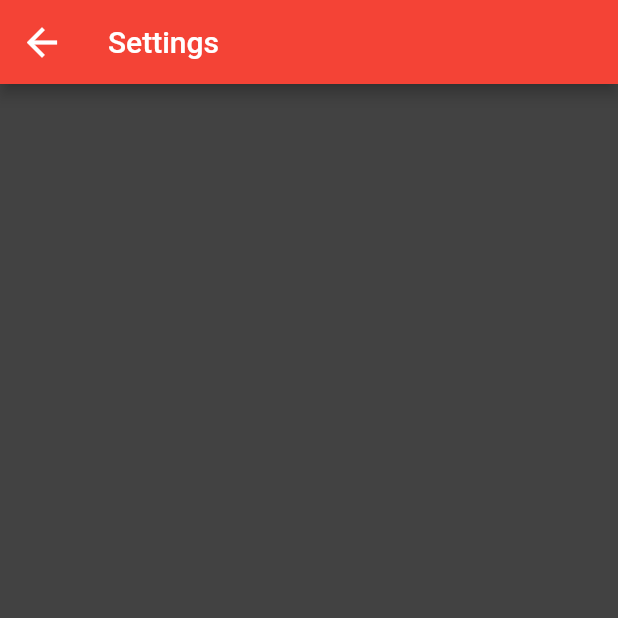
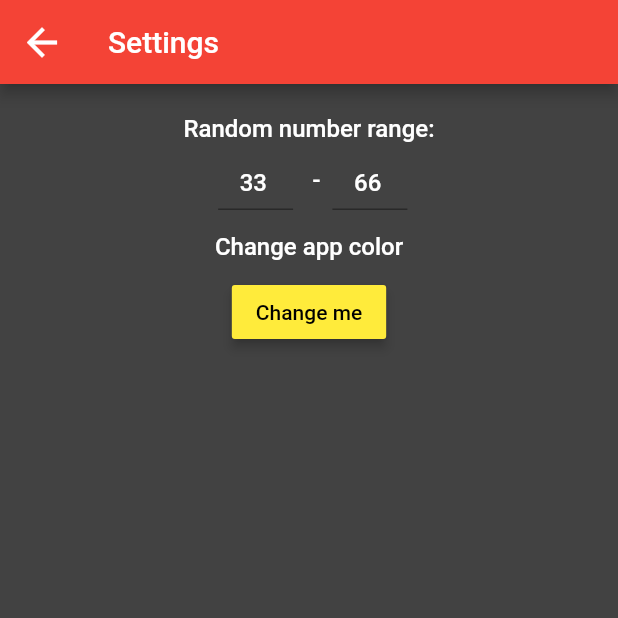
Before and after one commit to SymonRod/random_numbers, a Flutter app: the screen it shows after launch, in the side drawer, after a tap on "Impostazioni", on a phone screen of 412 x 824 dp, the top half of it. Run offline on Flutter 3.47's test engine with Material 2 defaults, Android fonts, the phone set to English and light mode, and no system bars; our stand-ins replace flutter_colorpicker.

Commit message:
Added section settings

```diff
--- a/lib/main.dart
+++ b/lib/main.dart
@@ -12,29 +12,11 @@ class MyApp extends StatelessWidget {
 
   @override
   Widget build(BuildContext context) {
-    var mainBgColor = Colors.grey.shade800;
+    var mainBgColor = Colors.grey.shade700;
 
-    return MultiProvider(
-      providers: [
-        ChangeNotifierProvider(create: (_) => Data()),
-      ],
-      child: MaterialApp(
-        title: 'Random Numbers',
-        theme: ThemeData(
-          cardColor: Colors.white,
-          primarySwatch: Colors.red,
-          backgroundColor: mainBgColor,
-          scaffoldBackgroundColor: mainBgColor,
-          dialogBackgroundColor: mainBgColor,
-          iconTheme: IconThemeData(size: 30.0, color: Colors.white),
-          textTheme: TextTheme(
-            headline4: TextStyle(color: Colors.white),
-            bodyText1: TextStyle(color: Colors.white),
-          ),
-        ),
-        home: const MyHomePage(title: 'Flutter Demo Home Page'),
-      ),
-    );
+    return MultiProvider(providers: [
+      ChangeNotifierProvider(create: (_) => Data()),
+    ], child: MainPage());
   }
 }
 
@@ -113,3 +95,38 @@ class _MyHomePageState extends State<MyHomePage> {
     );
   }
 }
+
+class MainPage extends StatefulWidget {
+  const MainPage({Key? key}) : super(key: key);
+
+  @override
+  _MainPageState createState() => _MainPageState();
+}
+
+class _MainPageState extends State<MainPage> {
+  @override
+  Widget build(BuildContext context) {
+    var mainAppColor = Provider.of<Data>(context).appMainColor;
+    var mainBgColor = Colors.grey.shade800;
+
+    return MaterialApp(
+      title: 'Random Numbers',
+      theme: ThemeData(
+        cardColor: Colors.white,
+        primarySwatch: Colors.red,
+        backgroundColor: mainBgColor,
+        scaffoldBackgroundColor: mainBgColor,
+        dialogBackgroundColor: mainBgColor,
+        iconTheme: const IconThemeData(size: 30.0, color: Colors.white),
+        textTheme: const TextTheme(
+            headline4: TextStyle(color: Colors.white),
+            bodyText1: TextStyle(color: Colors.white, fontSize: 16),
+            bodyText2: TextStyle(
+              color: Colors.white,
+            )),
+        inputDecorationTheme: InputDecorationTheme(),
+      ),
+      home: const MyHomePage(title: 'Flutter Demo Home Page'),
+    );
+  }
+}
--- a/lib/models/data.dart
+++ b/lib/models/data.dart
@@ -6,6 +6,7 @@ class Data with ChangeNotifier {
   int _max = 66;
   int _currentNumber = 0;
   final Random _random = Random();
+  Color _appMainColor = Colors.red;
 
   void newRandom() {
     var pool = _max - _min;
@@ -16,15 +17,21 @@ class Data with ChangeNotifier {
   int get currentNumber => _currentNumber;
   int get min => _min;
   int get max => _max;
+  Color get appMainColor => _appMainColor;
 
-  set max(newMax) {
+  set appMainColor(Color color) {
+    _appMainColor = color;
+    notifyListeners();
+  }
+
+  set max(int newMax) {
     if (newMax > _min) {
       _max = newMax;
       notifyListeners();
     }
   }
 
-  set min(newMin) {
+  set min(int newMin) {
     if (newMin < max) {
       _min = newMin;
       notifyListeners();
--- a/lib/screen/settings.dart
+++ b/lib/screen/settings.dart
@@ -1,7 +1,9 @@
 import 'package:flutter/material.dart';
-import 'dart:math';
+import 'package:flutter_colorpicker/flutter_colorpicker.dart';
 
 import 'package:flutter/services.dart';
+import 'package:provider/provider.dart';
+import 'package:random_numbers/models/data.dart';
 
 class Settings extends StatefulWidget {
   const Settings({Key? key}) : super(key: key);
@@ -11,13 +13,123 @@ class Settings extends StatefulWidget {
 }
 
 class _SettingsState extends State<Settings> {
+  var minValueController = TextEditingController();
+  var maxValueController = TextEditingController();
+  var currentColor = Colors.yellow;
+
   @override
   Widget build(BuildContext context) {
-    return Scaffold(
-      appBar: AppBar(
-        title: Text("Settings"),
+    minValueController.text = Provider.of<Data>(context).min.toString();
+    maxValueController.text = Provider.of<Data>(context).max.toString();
+
+    return SafeArea(
+      child: Scaffold(
+        appBar: AppBar(
+          title: Text("Settings"),
+        ),
+        body: Container(
+          child: Column(
+            children: [
+              Container(
+                margin: EdgeInsets.all(20),
+                padding: EdgeInsets.symmetric(horizontal: 20),
+                child: Column(
+                  children: [
+                    Text(
+                      "Random number range:",
+                      style: Theme.of(context).textTheme.bodyText1,
+                    ),
+                    Row(
+                      mainAxisAlignment: MainAxisAlignment.center,
+                      children: [
+                        Container(
+                          margin: EdgeInsets.all(5),
+                          height: 40,
+                          width: 50,
+                          child: TextField(
+                            maxLines: null,
+                            minLines: null,
+                            expands: true,
+                            textAlign: TextAlign.center,
+                            style: Theme.of(context).textTheme.bodyText1,
+                            controller: minValueController,
+                            keyboardType: TextInputType.number,
+                            onSubmitted: (value) {
+                              if (value != "") {
+                                Provider.of<Data>(context, listen: false).min =
+                                    int.parse(value);
+                              }
+                            },
+                          ),
+                        ),
+                        Text(
+                          "  -  ",
+                          style: Theme.of(context).textTheme.bodyText1,
+                        ),
+                        Container(
+                          width: 50,
+                          height: 40,
+                          child: TextField(
+                            maxLines: null,
+                            minLines: null,
+                            expands: true,
+                            textAlign: TextAlign.center,
+                            style: Theme.of(context).textTheme.bodyText1,
+                            controller: maxValueController,
+                            keyboardType: TextInputType.number,
+                            onSubmitted: (value) {
+                              if (value != "") {
+                                Provider.of<Data>(context, listen: false).max =
+                                    int.parse(value);
+                              }
+                            },
+                          ),
+                        ),
+                      ],
+                    ),
+                    Container(
+                      margin: EdgeInsets.all(10),
+                      child: Text(
+                        "Change app color",
+                        style: Theme.of(context).textTheme.bodyText1,
+                      ),
+                    ),
+                    RaisedButton(
+                      elevation: 3.0,
+                      onPressed: () {
+                        showDialog(
+                          context: context,
+                          builder: (BuildContext context) {
+                            return AlertDialog(
+                              backgroundColor: Colors.black,
+                              titlePadding: const EdgeInsets.all(0.0),
+                              contentPadding: const EdgeInsets.all(0.0),
+                              content: SingleChildScrollView(
+                                child: MaterialPicker(
+                                  pickerColor: currentColor,
+                                  onColorChanged: (newColor) {
+                                    Provider.of<Data>(context, listen: false)
+                                        .appMainColor = newColor;
+                                  },
+                                ),
+                              ),
+                            );
+                          },
+                        );
+                      },
+                      child: const Text('Change me'),
+                      color: currentColor,
+                      textColor: useWhiteForeground(currentColor)
+                          ? const Color(0xffffffff)
+                          : const Color(0xff000000),
+                    ),
+                  ],
+                ),
+              )
+            ],
+          ),
+        ),
       ),
-      body: Column(),
     );
   }
 }
--- a/pubspec.yaml
+++ b/pubspec.yaml
@@ -35,6 +35,8 @@ dependencies:
   # Use with the CupertinoIcons class for iOS style icons.
   cupertino_icons: ^1.0.2
   provider: ^6.0.1
+  flutter_colorpicker: ^0.6.0
+  settings_ui: ^1.0.0
 
 dev_dependencies:
   flutter_test:
```
Also changed, not shown: pubspec.lock.
